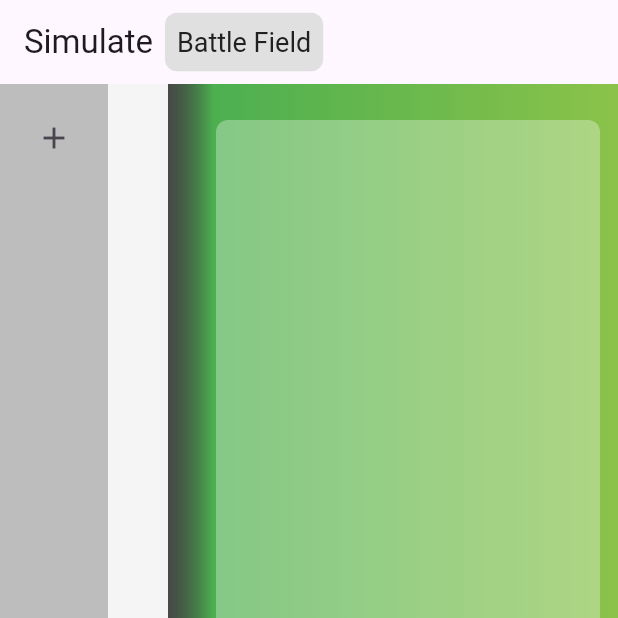
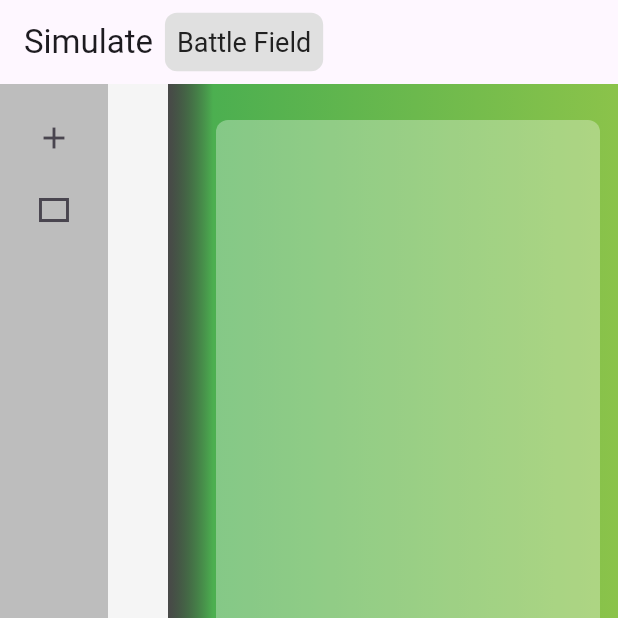
Before and after one commit to joehuang610154/game_prototype_simulator, a Flutter app: the screen it shows after launch, on a phone screen of 412 x 824 dp, the top half of it. Run offline on Flutter 3.47's test engine with Material 3 defaults, Android fonts, the phone set to English and light mode, and no system bars; our stand-ins replace freezed_annotation, get_it, injectable, rxdart.

Commit message:
change shape

```diff
--- a/lib/constants/widget_key.dart
+++ b/lib/constants/widget_key.dart
@@ -5,6 +5,7 @@ class WidgetKey {
   static const createNewSceneButton = ValueKey("create_new_scene");
 
   static const addNewGameObject = ValueKey("add_new_game_object");
+  static const setGameObjectShape = ValueKey("set_game_object_shape");
 
   static Key gameObject(EntityId id) => ValueKey("entity_game_object_$id");
 
--- a/lib/domain/game_simulation/entities/game_object.dart
+++ b/lib/domain/game_simulation/entities/game_object.dart
@@ -28,7 +28,7 @@ class GameObjectShape {
     );
   }
 
-  factory GameObjectShape.pillRectangle(Size size) {
+  factory GameObjectShape.roundedRectangle(Size size) {
     return GameObjectShape._(
       shape: BoxShape.rectangle,
       size: size,
@@ -41,7 +41,6 @@ class GameObject extends Entity {
   String name = "";
   GameObjectShape shape = GameObjectShape.circle(60);
   Color color = Colors.blue;
-  Size size = Size.square(50);
   Map<String, dynamic> properties = {};
 
   GameObject._();
--- a/lib/pages/simulate/game_object/game_object_view_style.dart
+++ b/lib/pages/simulate/game_object/game_object_view_style.dart
@@ -1,25 +1,24 @@
 import 'package:flutter/material.dart';
 import 'package:game_prototype_simulator/domain/game_simulation/entities/game_object.dart';
 
-class GameObjectViewStyle {
-  final double width;
-  final double height;
-  final BorderRadius? borderRadius;
-  final BoxShape shape;
-  final Color color;
+import 'package:freezed_annotation/freezed_annotation.dart';
 
-  GameObjectViewStyle._({
-    required this.width,
-    required this.height,
-    required this.borderRadius,
-    required this.shape,
-    required this.color,
-  });
+part 'game_object_view_style.freezed.dart';
+
+@freezed
+class GameObjectViewStyle with _$GameObjectViewStyle {
+  const factory GameObjectViewStyle._({
+    required double width,
+    required double height,
+    required BorderRadius? borderRadius,
+    required BoxShape shape,
+    required Color color,
+  }) = _GameObjectViewStyle;
 
   factory GameObjectViewStyle.fromEntity(GameObject gameObject) {
     return GameObjectViewStyle._(
-      width: gameObject.size.width,
-      height: gameObject.size.height,
+      width: gameObject.shape.size.width,
+      height: gameObject.shape.size.height,
       borderRadius: gameObject.shape.borderRadius,
       shape: gameObject.shape.shape,
       color: gameObject.color,
--- a/lib/pages/simulate/simulate_view_model.dart
+++ b/lib/pages/simulate/simulate_view_model.dart
@@ -36,9 +36,11 @@ class SimulateViewModel extends ViewModel<SimulateModel> {
     return obs((model) {
       var gameObject = model.currentScene?.findGameObject(gameObjectId);
 
-      return gameObject == null
+      var gameObjectViewStyle = gameObject == null
           ? GameObjectViewStyle.empty()
           : GameObjectViewStyle.fromEntity(gameObject);
+      print(gameObjectViewStyle);
+      return gameObjectViewStyle;
     });
   }
 
```
Also changed, not shown: lib/pages/simulate/simulate_page.dart (+108 -0 lines), lib/pages/simulate/game_object/game_object_view_style.freezed.dart (added).
